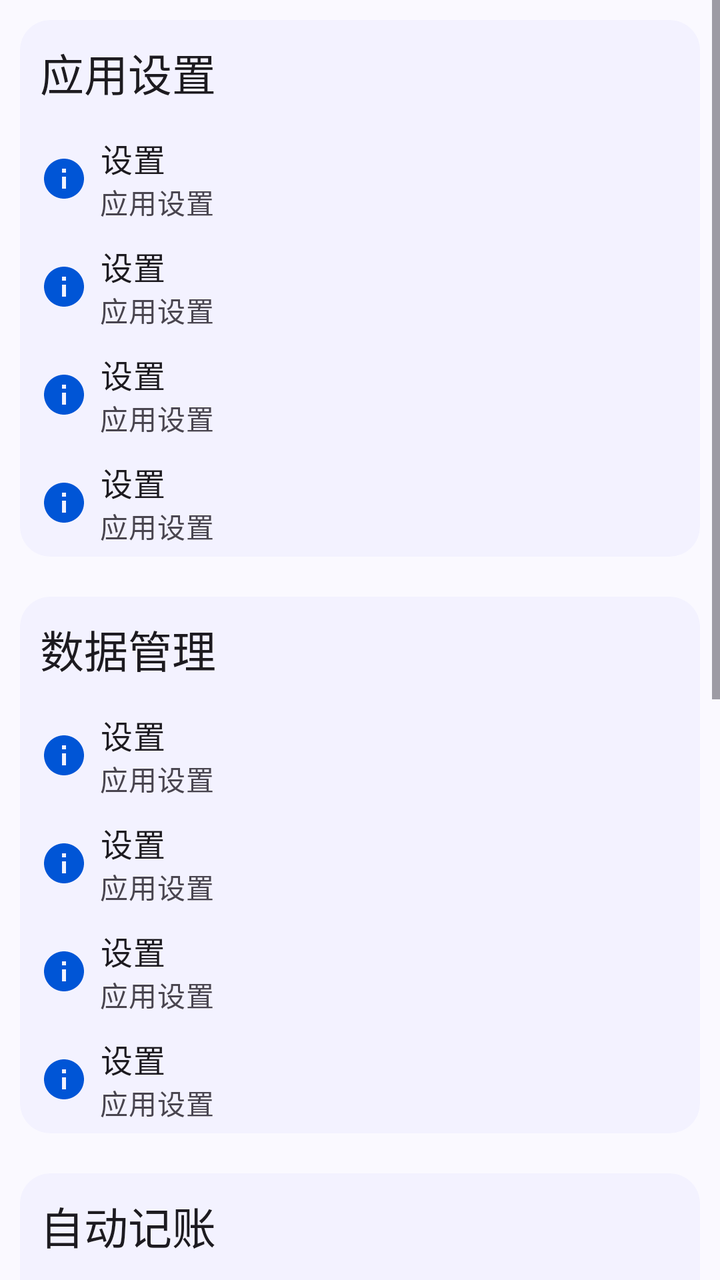
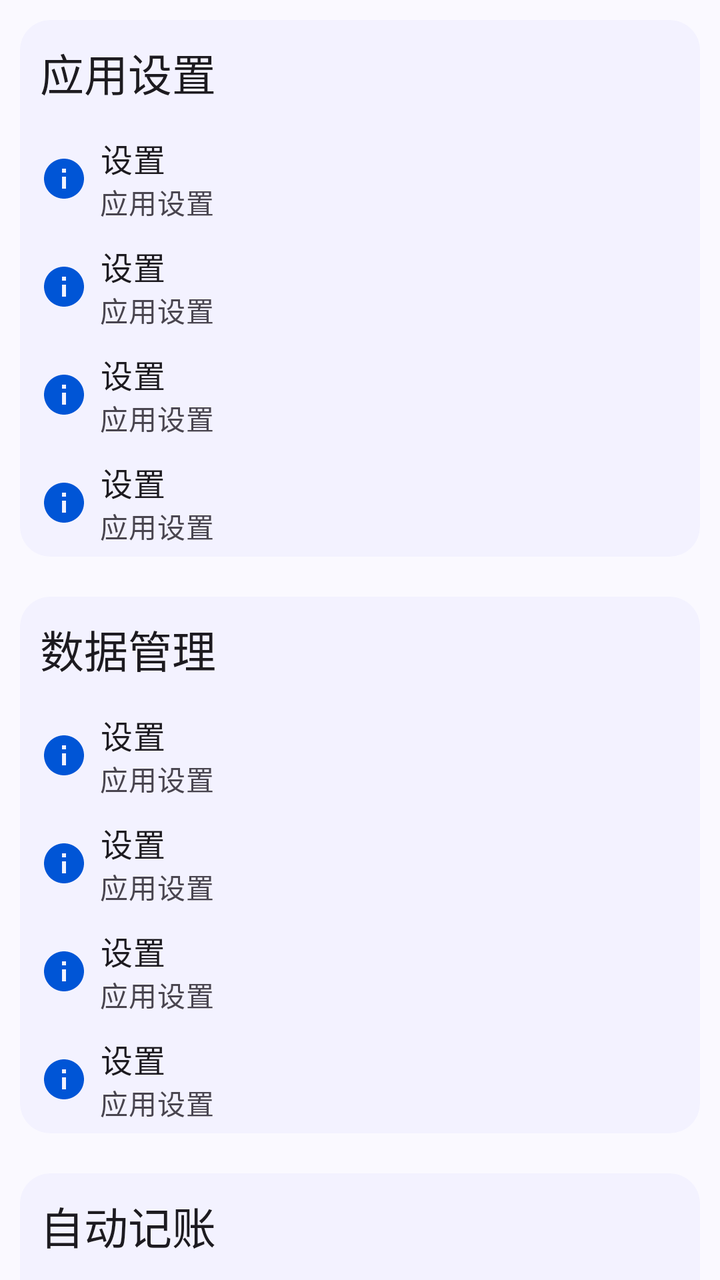

The first picture is an Android layout as it rendered before a commit; the second is the same layout after the commit. The layout source and the unified diff follow.
<!-- AndroidManifest.xml: application theme Theme.ManagerAssistant.Static -->
<!-- res/layout/fragment_setting.xml -->
<ScrollView xmlns:android="http://schemas.android.com/apk/res/android"
    xmlns:tools="http://schemas.android.com/tools"
    style="@style/CommonPageStyle"
    android:layout_width="match_parent"
    android:layout_height="match_parent"
    tools:context=".ui.pages.setting.SettingFragment">

    <LinearLayout
        android:layout_width="match_parent"
        android:layout_height="wrap_content"
        android:orientation="vertical">

        <com.google.android.material.card.MaterialCardView
            style="@style/ContentCardStyle"
            android:layout_width="match_parent"
            android:layout_height="wrap_content">

            <LinearLayout
                android:id="@+id/app_settings_layout"
                android:layout_width="match_parent"
                android:layout_height="match_parent"
                android:orientation="vertical">

                <com.google.android.material.textview.MaterialTextView
                    style="@style/LargeTitleTextViewStyle"
                    android:layout_width="wrap_content"
                    android:layout_height="wrap_content"
                    android:text="@string/setting" />

                <include
                    android:id="@+id/theme_mode_option"
                    layout="@layout/view_setting_option" />

                <include
                    android:id="@+id/dynamic_color_option"
                    layout="@layout/view_setting_option" />

                <include
                    android:id="@+id/first_screen_option"
                    layout="@layout/view_setting_option" />

                <include
                    android:id="@+id/home_links_option"
                    layout="@layout/view_setting_option" />
            </LinearLayout>
        </com.google.android.material.card.MaterialCardView>

        <com.google.android.material.card.MaterialCardView
            style="@style/ContentCardStyle"
            android:layout_width="match_parent"
            android:layout_height="wrap_content">

            <LinearLayout
                android:id="@+id/data_manage_layout"
                android:layout_width="match_parent"
                android:layout_height="wrap_content"
                android:orientation="vertical">

                <com.google.android.material.textview.MaterialTextView
                    style="@style/LargeTitleTextViewStyle"
                    android:layout_width="wrap_content"
                    android:layout_height="wrap_content"
                    android:text="@string/data_manage" />

                <include
                    android:id="@+id/export_data_option"
                    layout="@layout/view_setting_option" />

                <include
                    android:id="@+id/import_data_option"
                    layout="@layout/view_setting_option" />

                <include
                    android:id="@+id/clear_account_data_option"
                    layout="@layout/view_setting_option" />

                <include
                    android:id="@+id/auto_backup_option"
                    layout="@layout/view_setting_option" />

                <LinearLayout
                    android:id="@+id/auto_backup_layout"
                    android:layout_width="match_parent"
                    android:layout_height="wrap_content"
                    android:orientation="vertical"
                    android:visibility="gone">

                    <include
                        android:id="@+id/backup_frequency_option"
                        layout="@layout/view_setting_option" />

                    <include
                        android:id="@+id/backup_directory_option"
                        layout="@layout/view_setting_option" />
                </LinearLayout>
            </LinearLayout>
        </com.google.android.material.card.MaterialCardView>

        <com.google.android.material.card.MaterialCardView
            style="@style/ContentCardStyle"
            android:layout_width="match_parent"
            android:layout_height="wrap_content">

            <LinearLayout
                android:id="@+id/auto_bookkeeping_layout"
                android:layout_width="match_parent"
                android:layout_height="wrap_content"
                android:orientation="vertical">

                <com.google.android.material.textview.MaterialTextView
                    style="@style/LargeTitleTextViewStyle"
                    android:layout_width="wrap_content"
                    android:layout_height="wrap_content"
                    android:text="@string/auto_bookkeeping" />

                <include
                    android:id="@+id/notification_analysis_switch_option"
                    layout="@layout/view_setting_option" />

                <LinearLayout
                    android:id="@+id/rule_manage_layout"
                    android:layout_width="match_parent"
                    android:layout_height="wrap_content"
                    android:orientation="vertical"
                    android:visibility="gone">

                    <include
                        android:id="@+id/rule_manage_option"
                        layout="@layout/view_setting_option" />

                    <include
                        android:id="@+id/reset_rule_option"
                        layout="@layout/view_setting_option" />
                </LinearLayout>
            </LinearLayout>
        </com.google.android.material.card.MaterialCardView>

        <com.google.android.material.card.MaterialCardView
            style="@style/ContentCardStyle"
            android:layout_width="match_parent"
            android:layout_height="wrap_content">

            <LinearLayout
                android:id="@+id/background_settings_layout"
                android:layout_width="match_parent"
                android:layout_height="wrap_content"
                android:orientation="vertical">

                <com.google.android.material.textview.MaterialTextView
                    style="@style/LargeTitleTextViewStyle"
                    android:layout_width="wrap_content"
                    android:layout_height="wrap_content"
                    android:text="@string/background_setting" />

                <include
                    android:id="@+id/hide_background_option"
                    layout="@layout/view_setting_option" />

                <include
                    android:id="@+id/auto_start_option"
                    layout="@layout/view_setting_option" />

                <include
                    android:id="@+id/battery_optimization_option"
                    layout="@layout/view_setting_option" />
            </LinearLayout>
        </com.google.android.material.card.MaterialCardView>

        <com.google.android.material.card.MaterialCardView
            style="@style/ContentCardStyle"
            android:layout_width="match_parent"
            android:layout_height="wrap_content">

            <LinearLayout
                android:id="@+id/about_layout"
                android:layout_width="match_parent"
                android:layout_height="match_parent"
                android:orientation="vertical">

                <com.google.android.material.textview.MaterialTextView
                    style="@style/LargeTitleTextViewStyle"
                    android:layout_width="wrap_content"
                    android:layout_height="wrap_content"
                    android:text="@string/about" />

                <include
                    android:id="@+id/about_option"
                    layout="@layout/view_setting_option" />

                <include
                    android:id="@+id/update_log_option"
                    layout="@layout/view_setting_option" />

                <include
                    android:id="@+id/update_check_option"
                    layout="@layout/view_setting_option" />
            </LinearLayout>
        </com.google.android.material.card.MaterialCardView>
    </LinearLayout>
</ScrollView>
<!-- res/layout/view_setting_option.xml (included above) -->
<androidx.constraintlayout.widget.ConstraintLayout xmlns:android="http://schemas.android.com/apk/res/android"
    xmlns:app="http://schemas.android.com/apk/res-auto"
    android:id="@+id/constraint_layout"
    style="@style/SettingOptionStyle"
    android:layout_width="match_parent"
    android:layout_height="wrap_content"
    android:paddingTop="5dp"
    android:paddingBottom="5dp">

    <FrameLayout
        android:id="@+id/free_layout"
        android:layout_width="wrap_content"
        android:layout_height="wrap_content"
        app:layout_constraintBottom_toBottomOf="parent"
        app:layout_constraintEnd_toEndOf="parent"
        app:layout_constraintTop_toTopOf="parent" />

    <ImageView
        android:id="@+id/icon_view"
        style="@style/ImageViewStyle"
        android:layout_width="wrap_content"
        android:layout_height="wrap_content"
        android:importantForAccessibility="no"
        android:src="@drawable/baseline_info_24"
        app:layout_constraintBottom_toBottomOf="parent"
        app:layout_constraintStart_toStartOf="parent"
        app:layout_constraintTop_toTopOf="parent" />

    <LinearLayout
        android:layout_width="0dp"
        android:layout_height="wrap_content"
        android:orientation="vertical"
        app:layout_constraintBottom_toBottomOf="parent"
        app:layout_constraintEnd_toStartOf="@id/free_layout"
        app:layout_constraintHorizontal_bias="0.0"
        app:layout_constraintStart_toStartOf="parent"
        app:layout_constraintTop_toTopOf="parent">

        <com.google.android.material.textview.MaterialTextView
            android:id="@+id/title_text"
            style="@style/LargeBodyTextViewStyle"
            android:layout_width="wrap_content"
            android:layout_height="wrap_content"
            android:layout_gravity="center_vertical"
            android:layout_marginStart="40dp"
            android:ellipsize="end"
            android:focusableInTouchMode="true"
            android:maxLines="1"
            android:text="@string/title_setting" />

        <com.google.android.material.textview.MaterialTextView
            android:id="@+id/description_text"
            style="@style/MediumBodyTextViewStyle"
            android:layout_width="wrap_content"
            android:layout_height="wrap_content"
            android:layout_marginStart="40dp"
            android:ellipsize="end"
            android:focusableInTouchMode="true"
            android:maxLines="1"
            android:text="@string/setting"
            android:textColor="?attr/colorControlNormal" />
    </LinearLayout>
</androidx.constraintlayout.widget.ConstraintLayout>
<!-- resources referenced by this layout -->
<resources>
  <!-- drawable baseline_info_24 (drawable) -->
  <vector xmlns:android="http://schemas.android.com/apk/res/android" android:height="24dp" android:tint="#000000" android:viewportHeight="24" android:viewportWidth="24" android:width="24dp">
        
      <path android:fillColor="@android:color/white" android:pathData="M12,2C6.48,2 2,6.48 2,12s4.48,10 10,10 10,-4.48 10,-10S17.52,2 12,2zM13,17h-2v-6h2v6zM13,9h-2L11,7h2v2z"/>
      
  </vector>
  <string name="about">关于</string>
  <string name="auto_bookkeeping">自动记账</string>
  <string name="background_setting">后台设置</string>
  <string name="data_manage">数据管理</string>
  <string name="setting">应用设置</string>
  <string name="title_setting">设置</string>
  <style name="CommonPageStyle">
          <item name="android:fitsSystemWindows">true</item>
          <item name="android:background">?attr/colorSurface</item>
      </style>
  <style name="ContentCardStyle" parent="CardStyleBase">
          <item name="cardCornerRadius">15dp</item>
          <item name="android:layout_marginTop">10dp</item>
          <item name="android:layout_marginStart">10dp</item>
          <item name="android:layout_marginEnd">10dp</item>
          <item name="android:layout_marginBottom">10dp</item>
      </style>
  <style name="ImageViewStyle">
          <item name="backgroundTint">@android:color/transparent</item>
          <item name="tint">?attr/colorPrimary</item>
          <item name="android:padding">10dp</item>
      </style>
  <style name="LargeBodyTextViewStyle" parent="TextViewStyleBase">
          <item name="android:paddingStart">0dp</item>
          <item name="android:paddingBottom">0dp</item>
          <item name="android:paddingEnd">0dp</item>
          <item name="android:paddingTop">0dp</item>
          <item name="android:textAppearance">?attr/textAppearanceBodyLarge</item>
      </style>
  <style name="LargeTitleTextViewStyle" parent="TextViewStyleBase">
          <item name="android:textAppearance">?attr/textAppearanceTitleLarge</item>
      </style>
  <style name="MediumBodyTextViewStyle" parent="TextViewStyleBase">
          <item name="android:paddingStart">0dp</item>
          <item name="android:paddingBottom">0dp</item>
          <item name="android:paddingEnd">0dp</item>
          <item name="android:paddingTop">0dp</item>
          <item name="android:textAppearance">?attr/textAppearanceBodyMedium</item>
      </style>
  <style name="SettingOptionStyle">
          <item name="android:clickable">true</item>
          <item name="android:focusable">true</item>
          <item name="android:background">@drawable/ripple_rectangle</item>
      </style>
  <style name="CardStyleBase" parent="Widget.Material3.CardView.Filled">
          <item name="cardBackgroundColor">@color/card_background_color</item>
      </style>
  <style name="TextViewStyleBase">
          <item name="android:paddingStart">10dp</item>
          <item name="android:paddingEnd">10dp</item>
          <item name="android:paddingTop">10dp</item>
          <item name="android:paddingBottom">10dp</item>
      </style>
  <color name="color_primary">#0055d6</color>
  <color name="color_on_primary">#ffffff</color>
  <color name="color_primary_container">#d8e1fe</color>
  <color name="color_secondary_container">#e0e1ff</color>
  <color name="color_surface">#faf9ff</color>
  <color name="color_surface_container">#ebedfa</color>
  <color name="color_surface_container_low">#edeffc</color>
  <style name="ToolBarStyle" parent="Widget.Material3.Toolbar">
          <item name="android:backgroundTint">?attr/colorSurface</item>
          <item name="navigationIconTint">?attr/colorPrimary</item>
          <item name="contentInsetStart">10dp</item>
          <item name="titleTextAppearance">?attr/textAppearanceHeadlineSmall</item>
      </style>
  <!-- unchanged entries left out for length: 2 -->
</resources>

<!-- the commit's change to res/layout/fragment_setting.xml (unified diff, before → after) -->
@@ -3,6 +3,7 @@
     style="@style/CommonPageStyle"
     android:layout_width="match_parent"
     android:layout_height="match_parent"
+    android:scrollbars="none"
     tools:context=".ui.pages.setting.SettingFragment">
 
     <LinearLayout
